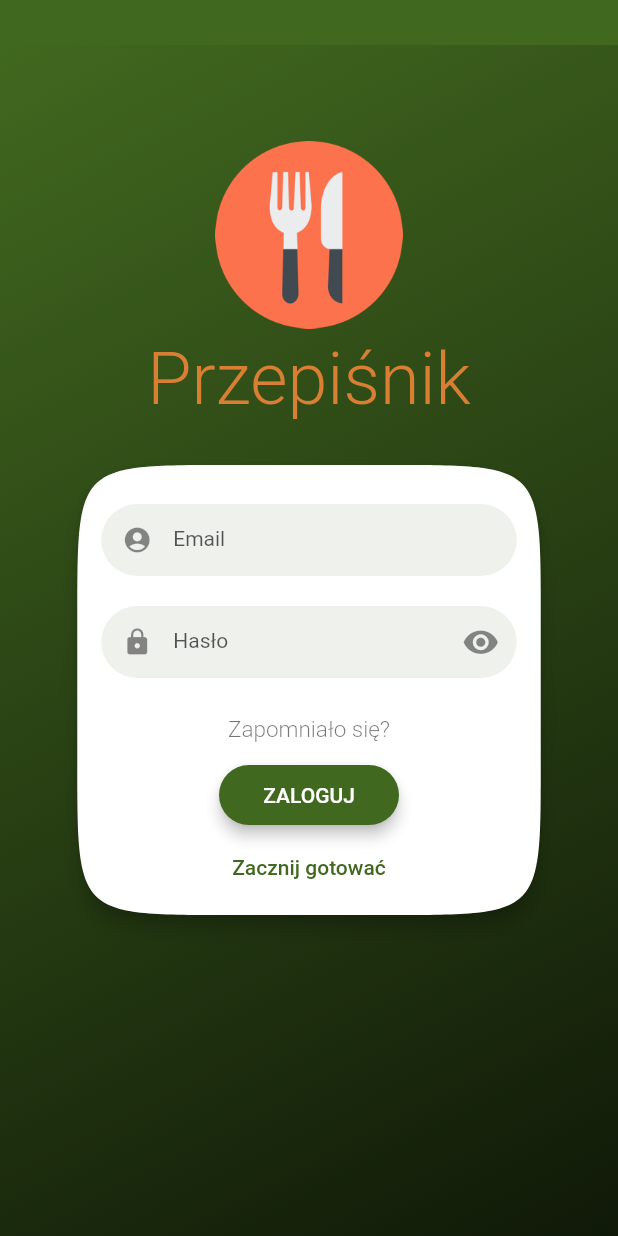
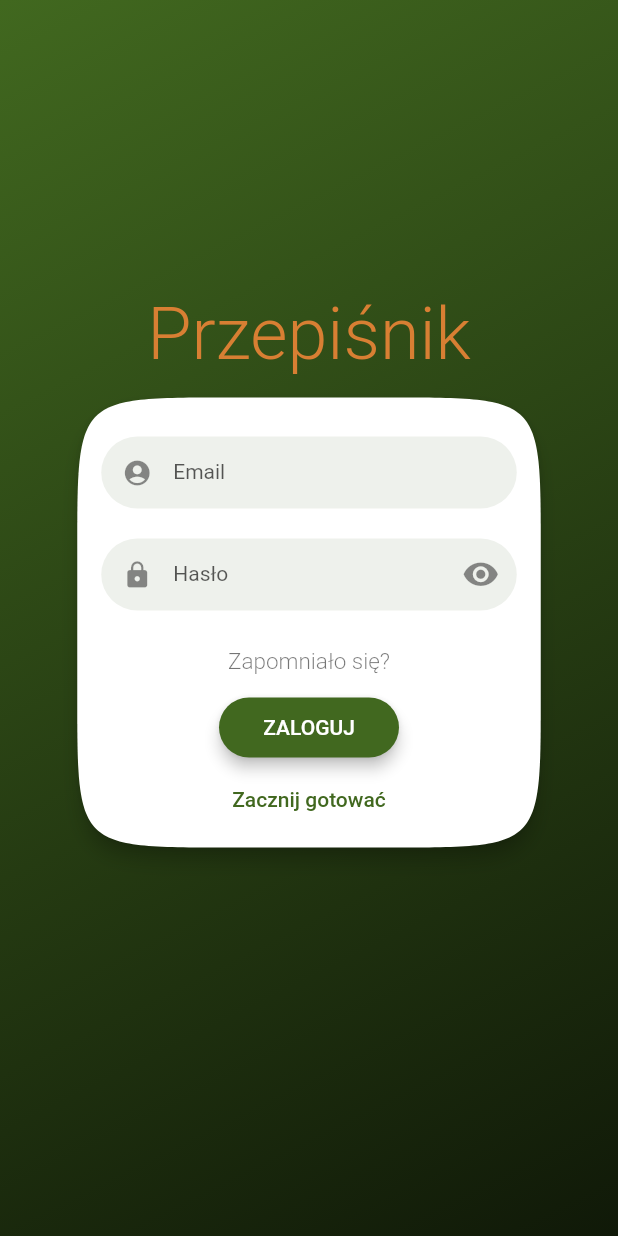
Before and after one commit to tplocic20/Przepisnik-v3, a Flutter app: the screen it shows after launch, on a phone screen of 412 x 824 dp. Run offline on Flutter 3.47's test engine with Material 2 defaults, Android fonts, the phone set to English and light mode, and no system bars; drawn by our look-alikes of flutter_login; our stand-ins replace firebase_auth, firebase_core, firebase_database, flutter_platform_widgets, flutter_slidable, flutter_staggered_animations and 1 more; missing offline and left inert: flutter_displaymode, flutter_statusbarcolor_ns, flutter_villains; accounts and stored records are empty; Roboto replaces fonts that are missing (Poppins).

```diff
--- a/lib/components/app.dart
+++ b/lib/components/app.dart
@@ -3,6 +3,7 @@ import 'package:flutter/material.dart';
 import 'package:provider/provider.dart';
 import 'package:przepisnik_v3/components/recipes-module/recipes/recipes.dart';
 import 'package:przepisnik_v3/components/start/UserNavigation.dart';
+import 'package:przepisnik_v3/services/auth-service.dart';
 import 'package:przepisnik_v3/services/recipes-service.dart';
 import 'start/home.dart';
 import 'package:przepisnik_v3/globals/globals.dart' as globals;
@@ -11,7 +12,7 @@ class EntrySwitchApp extends StatelessWidget {
 
   @override
   Widget build(BuildContext context) {
-    final _userState = Provider.of<User>(context);
+    final _userState = AuthService().getUserScope();
     final _recipesService = RecipesService();
     if (_userState == null) {
       return HomePage();
--- a/lib/components/recipes-module/recipes/recipe-item.dart
+++ b/lib/components/recipes-module/recipes/recipe-item.dart
@@ -39,7 +39,7 @@ class _RecipeItemState extends State<RecipeItem>
                       style: Theme.of(context)
                           .textTheme
                           .bodyText2
-                          .copyWith(fontSize: 20)),
+                          ?.copyWith(fontSize: 20)),
                 ),
                 subtitle: Text(widget.recipe.recipe ?? '',
                     overflow: TextOverflow.ellipsis),
--- a/lib/components/recipes-module/recipes/recipes.dart
+++ b/lib/components/recipes-module/recipes/recipes.dart
@@ -186,8 +186,7 @@ class _RecipesState extends State<RecipesPage> {
       widget.setTitle('Wszystkie');
     }
 
-    WidgetsBinding.instance
-        .addPostFrameCallback((_) => initBackdropControls());
+    WidgetsBinding.instance.addPostFrameCallback((_) => initBackdropControls());
 
     return StreamProvider.value(
         value: RecipesService().recipeList,
--- a/lib/components/recipes-module/single-recipe/modals/portion-modal.dart
+++ b/lib/components/recipes-module/single-recipe/modals/portion-modal.dart
@@ -18,7 +18,6 @@ class _PortionModalState extends State<PortionModal> {
   _PortionModalState(this._portion);
 
   updatePortion(value) {
-    print(value);
     setState(() {
       _portion = double.parse(value.toStringAsFixed(2));
     });
@@ -83,13 +82,11 @@ class _PortionModalState extends State<PortionModal> {
                   this.updatePortion(value);
                 },
                 onChangeStart: (value) {
-                  print('start');
                   setState(() {
                     this._showButtons = false;
                   });
                 },
                 onChangeEnd: (value) {
-                  print('end');
                   setState(() {
                     this._showButtons = true;
                   });
--- a/lib/components/recipes-module/single-recipe/single-recipe.dart
+++ b/lib/components/recipes-module/single-recipe/single-recipe.dart
@@ -11,9 +11,7 @@ import 'modals/portion-modal.dart';
 class SingleRecipe extends StatefulWidget {
   final Recipe recipe;
 
-  SingleRecipe(this.recipe) {
-    print(this.recipe.ingredients);
-  }
+  SingleRecipe(this.recipe) {}
 
   @override
   _SingleRecipeState createState() => _SingleRecipeState();
--- a/lib/components/recipes-module/single-recipe/tabs/recipe-info.dart
+++ b/lib/components/recipes-module/single-recipe/tabs/recipe-info.dart
@@ -115,9 +115,6 @@ class _RecipeInfoState extends State<RecipeInfo> {
               num.parse((value.qty * widget.portion).toStringAsFixed(2));
         }
       }
-      if (widget.recipe.ingredients[groupIdx].positions.length == index + 1) {
-        // print('last');
-      }
       widgets.add(Padding(
           padding: EdgeInsets.only(left: 10, right: 10),
           child: Container(
--- a/lib/components/start/home.dart
+++ b/lib/components/start/home.dart
@@ -1,6 +1,7 @@
 import 'package:flutter/material.dart';
 import 'package:flutter_login/flutter_login.dart';
 import 'package:przepisnik_v3/components/recipes-module/recipes/recipes.dart';
+import 'package:przepisnik_v3/components/shared/Loader.dart';
 import 'package:przepisnik_v3/components/start/UserNavigation.dart';
 import 'package:przepisnik_v3/services/auth-service.dart';
 
@@ -22,10 +23,8 @@ class _HomeState extends State<HomePage> {
   Widget build(BuildContext context) {
     return Container(
         color: Theme.of(context).primaryColor,
-        padding: EdgeInsets.only(top: 30),
         child: FlutterLogin(
             title: 'Przepiśnik',
-            logo: 'assets/ico.png',
             onLogin: authenticate,
             onSignup: (_) => Future(null),
             onSubmitAnimationCompleted: () {
@@ -38,7 +37,7 @@ class _HomeState extends State<HomePage> {
             theme: LoginTheme(
                 cardTheme: CardTheme(
               elevation: 5,
-              margin: EdgeInsets.only(top: 15),
+              margin: EdgeInsets.all(0),
               shape: ContinuousRectangleBorder(
                   borderRadius: BorderRadius.circular(100.0)),
             )),
--- a/lib/main.dart
+++ b/lib/main.dart
@@ -20,13 +20,11 @@ class PrzepisnikApp extends StatelessWidget {
   Widget build(BuildContext context) {
     FlutterStatusbarcolor.setStatusBarColor(Colors.transparent);
     fetchModes();
-    return StreamProvider<User>.value(
-      value: AuthService().userScope,
-      child: MaterialApp(
+    return MaterialApp(
           navigatorObservers: [new VillainTransitionObserver()],
           title: 'Przepisnik',
           theme: _appTheme(),
-          home: EntrySwitchApp()),
+          home: EntrySwitchApp(),
     );
   }
 }
@@ -67,6 +65,12 @@ ThemeData _appTheme() {
         headline1: TextStyle(fontSize: 72.0, fontWeight: FontWeight.bold),
         bodyText2: TextStyle(fontSize: 15.0, fontWeight: FontWeight.w300),
       ),
+      snackBarTheme: SnackBarThemeData(
+        behavior: SnackBarBehavior.floating,
+        shape: RoundedRectangleBorder(
+          borderRadius: BorderRadius.circular(15.0),
+        ),
+      ),
       inputDecorationTheme: InputDecorationTheme(
           filled: true,
           border: OutlineInputBorder(
--- a/lib/services/auth-service.dart
+++ b/lib/services/auth-service.dart
@@ -6,6 +6,10 @@ class AuthService {
 
   Stream<User> get userScope {
     return _auth.authStateChanges();
+  }
+
+  getUserScope() {
+    return _auth.currentUser;
   }
 
   Future signInCredentials(email, password) async {
--- a/lib/services/navigation-service.dart
+++ b/lib/services/navigation-service.dart
@@ -4,7 +4,6 @@ import 'package:przepisnik_v3/globals/globals.dart' as globals;
 class NavigationService {
   init(Function handler) {
     globals.globalNavHandler = handler;
-    print(globals.globalNavHandler);
   }
 
   handleNavigation(Routes route) {
--- a/lib/services/recipes-service.dart
+++ b/lib/services/recipes-service.dart
@@ -40,7 +40,6 @@ class RecipesService {
   }
 
   parseCategories(element) {
-    print(element);
     List<Category> parsedList = [];
     if (element != null) {
       element.forEach((k, v) => parsedList.add(Category(k, v)));
--- a/pubspec.yaml
+++ b/pubspec.yaml
@@ -38,6 +38,8 @@ dependencies:
   flutter_slidable: ^0.5.7
   flutter_staggered_animations: ^1.0.0
   flutter_villains: ^1.2.1
+  lottie: ^1.0.1
+  animated_text_kit: ^4.2.1
 
 dev_dependencies:
   flutter_test:
```
Also changed, not shown: lib/components/shared/Loader.dart (added, +32 -0 lines), lib/components/shared/backdrop.dart (+23 -2 lines), lib/components/shared/navigation-menu.dart (+26 -2 lines), lib/components/start/UserNavigation.dart (+3 -8 lines), pubspec.lock.
